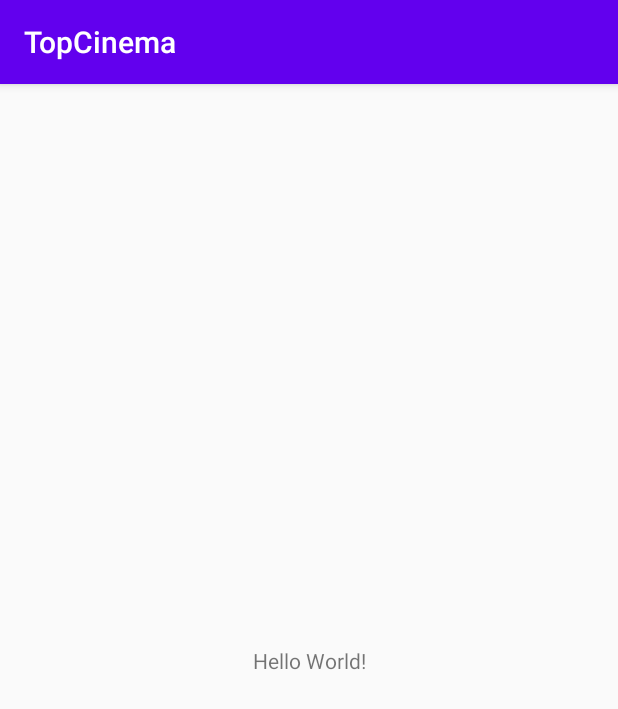
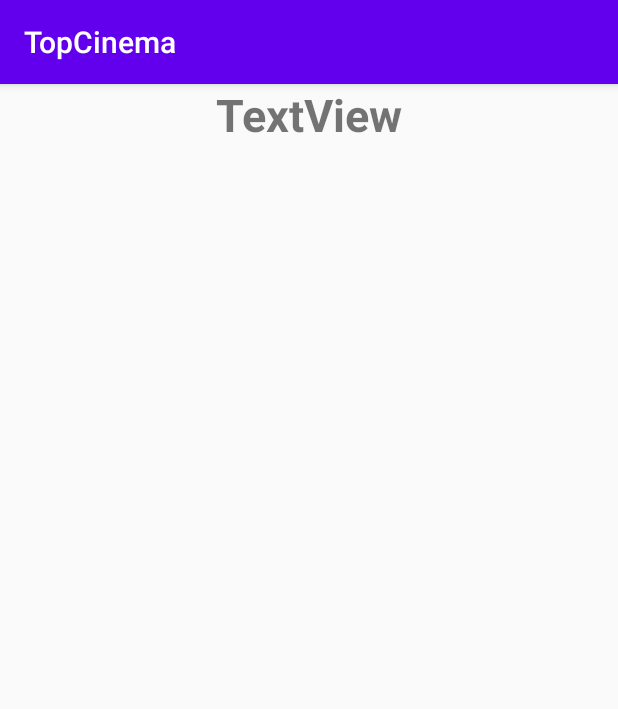
Before and after one commit to Joaco95000/NorthCenter, an Android app: the screen it shows after launch (MainActivity), on a phone screen of 412 x 824 dp. Shown: the top 709 px of the screen. Run offline under Robolectric (Android 15) with nearby library versions, the phone set to English and light mode, and no system bars.

```diff
--- a/TopCinema/app/src/main/res/layout/activity_main.xml
+++ b/TopCinema/app/src/main/res/layout/activity_main.xml
@@ -1,18 +1,19 @@
 <?xml version="1.0" encoding="utf-8"?>
-<androidx.constraintlayout.widget.ConstraintLayout xmlns:android="http://schemas.android.com/apk/res/android"
+<LinearLayout xmlns:android="http://schemas.android.com/apk/res/android"
     xmlns:app="http://schemas.android.com/apk/res-auto"
     xmlns:tools="http://schemas.android.com/tools"
     android:layout_width="match_parent"
     android:layout_height="match_parent"
-    tools:context=".MainActivity">
+    android:orientation="vertical"
+    tools:context=".MainActivity" >
 
     <TextView
-        android:layout_width="wrap_content"
+        android:id="@+id/textView"
+        android:layout_width="match_parent"
         android:layout_height="wrap_content"
-        android:text="Hello World!"
-        app:layout_constraintBottom_toBottomOf="parent"
-        app:layout_constraintLeft_toLeftOf="parent"
-        app:layout_constraintRight_toRightOf="parent"
-        app:layout_constraintTop_toTopOf="parent" />
-
-</androidx.constraintlayout.widget.ConstraintLayout>
+        android:gravity="center_horizontal"
+        android:text="TextView"
+        android:textSize="30sp"
+        android:textStyle="bold"
+        tools:text="@string/tcTitulo" />
+</LinearLayout>
--- a/TopCinema/app/src/main/res/values/strings.xml
+++ b/TopCinema/app/src/main/res/values/strings.xml
@@ -1,3 +1,4 @@
 <resources>
     <string name="app_name">TopCinema</string>
+    <string name="tcTitulo">QUIENES SOMOS</string>
 </resources>
```
